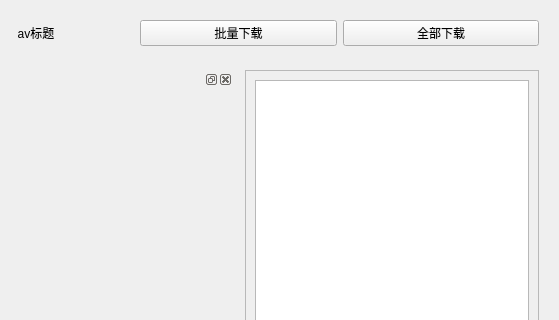
Above: ui_files/uservedioinfo.ui from 02xmysummer/Tiktok-Down before the change; both pictures show x 82 to 641 and y 0 to 320 of the 641 by 456 pixel window. Below: the same form after it.
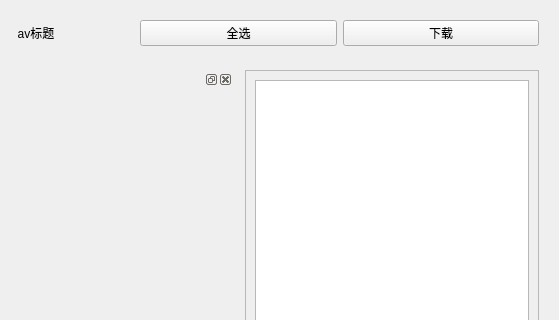
That is the form after the change.

The edit to the form file:
```diff
--- a/ui_files/uservedioinfo.ui
+++ b/ui_files/uservedioinfo.ui
@@ -28,16 +28,16 @@
        </widget>
       </item>
       <item>
-       <widget class="QPushButton" name="down_btn">
+       <widget class="QPushButton" name="select_all">
         <property name="text">
-         <string>批量下载</string>
+         <string>全选</string>
         </property>
        </widget>
       </item>
       <item>
-       <widget class="QPushButton" name="all_down_btn">
+       <widget class="QPushButton" name="down_btn">
         <property name="text">
-         <string>全部下载</string>
+         <string>下载</string>
         </property>
        </widget>
       </item>
```
